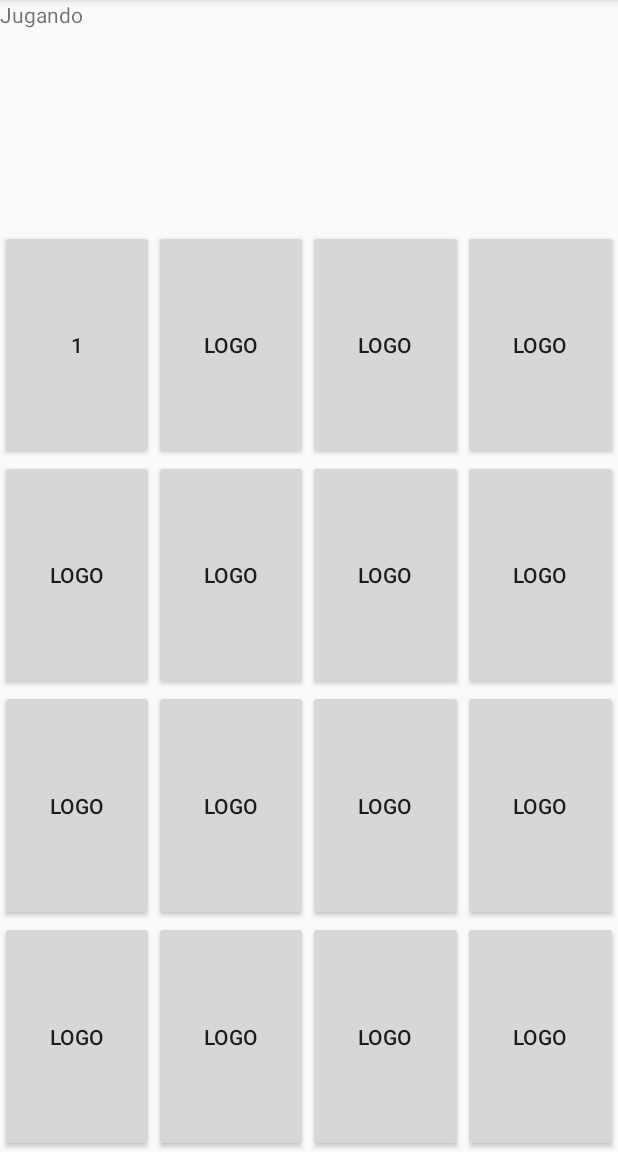
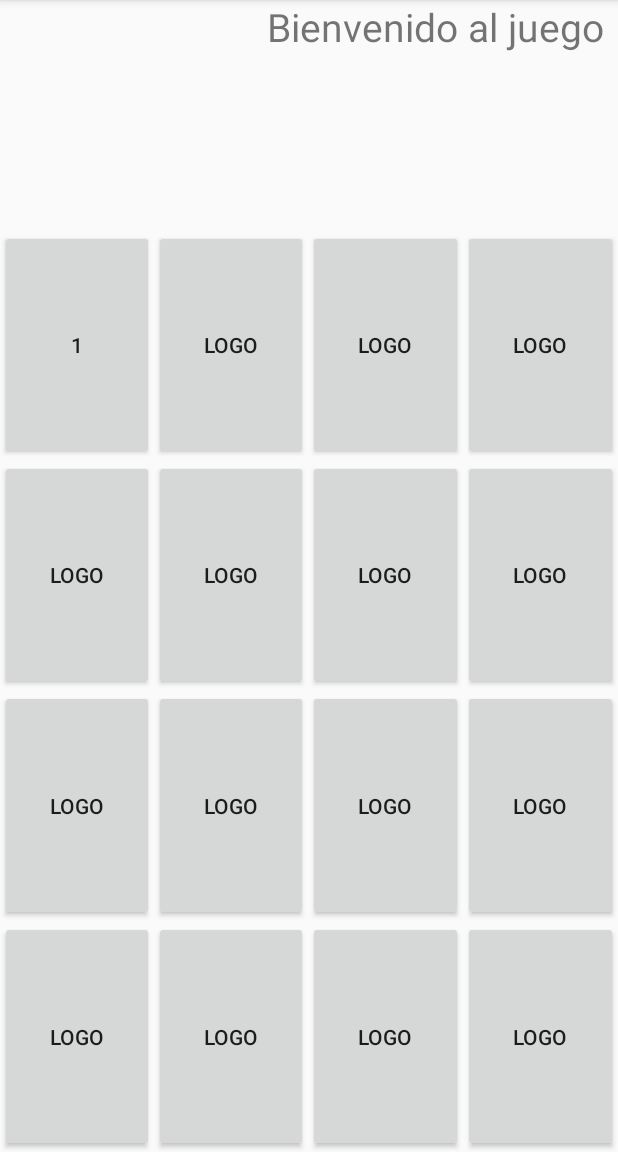
Before and after one commit to dann1609/JuegoDeMemoria, an Android app: the screen it shows after launch (MainActivity), after a tap on "LOGO", on a phone screen of 412 x 824 dp, the part 84-1236 px from its top. Run offline under Robolectric (Android 15) with nearby library versions, the phone set to English and light mode, and no system bars.

Commit message:
Casi Terminado

```diff
--- a/app/src/main/java/com/ingdanielpadilla/juegodememoria/MainActivity.java
+++ b/app/src/main/java/com/ingdanielpadilla/juegodememoria/MainActivity.java
@@ -16,13 +16,15 @@ public class MainActivity extends AppCompatActivity {
     Integer anterior=0;
     Integer codigo=0;
     Integer puntos=0;
+    Integer wait=0;
     Button b;
     Button bf;
+    TextView t1;
     @Override
     protected void onCreate(Bundle savedInstanceState) {
         super.onCreate(savedInstanceState);
         setContentView(R.layout.activity_main);
-        anterior=0;
+        t1=(TextView) findViewById(R.id.t1);
         Button b1=(Button) findViewById(R.id.b1);
         Button b2=(Button) findViewById(R.id.b2);
         Button b3=(Button) findViewById(R.id.b3);
@@ -92,12 +94,13 @@ public class MainActivity extends AppCompatActivity {
 
     public void VolteaBoton(View view) {
 
-
-        b=(Button)view;
-        codigo = b.getId();
-        Integer tag=(Integer)b.getTag();
-        b.setText(tag.toString());
-        if (!codigo.equals(anterior)){
+        if (wait==0){
+            b = (Button) view;
+            codigo = b.getId();
+        }
+        if (!codigo.equals(anterior)&& wait==0){
+            Integer tag=(Integer)b.getTag();
+            b.setText(tag.toString());
             if(anterior==0){
             anterior=codigo;
             }else{
@@ -107,16 +110,19 @@ public class MainActivity extends AppCompatActivity {
                     b.setEnabled(false);
                     bf.setEnabled(false);
                     puntos=puntos+1;
-                    TextView t1=(TextView) findViewById(R.id.t1);
+
                     t1.setText("Jugando Parejas encontradas:"+puntos);
 
                 }else{
                     Toast.makeText(this,"No No No..",Toast.LENGTH_SHORT).show();
+                    t1.setText(getString(R.string.onplayintext)+puntos);
+                    wait=1;
                     Handler del= new Handler();
                         del.postDelayed(new Runnable() {
                             public void run() {
                                 b.setText("Logo");
                                 bf.setText("Logo");
+                                wait=0;
                             }
                         }, 2000);
 
--- a/app/src/main/res/layout/activity_main.xml
+++ b/app/src/main/res/layout/activity_main.xml
@@ -5,11 +5,15 @@
     android:orientation="vertical"
     tools:context=".MainActivity">
 
-    <TextView android:text="Jugando"
+    <TextView android:text="@string/starttext"
         android:layout_width="match_parent"
         android:layout_height="0dp"
         android:layout_weight="1"
-        android:id="@+id/t1" />
+        android:id="@+id/t1"
+        android:gravity="right"
+        android:textSize="26sp"
+        android:paddingRight="10sp"
+        android:paddingLeft="10sp"/>
     <LinearLayout
         android:layout_width="match_parent"
         android:layout_height="0dp"
--- a/app/src/main/res/values/strings.xml
+++ b/app/src/main/res/values/strings.xml
@@ -1,6 +1,7 @@
 <resources>
     <string name="app_name">Juego De Memoria</string>
-
+    <string name="starttext">Bienvenido al juego</string>
+    <string name="onplayintext">Jugando Parejas encontradas:</string>
     <string name="hello_world">Hello world!</string>
     <string name="action_settings">Settings</string>
 </resources>
```
